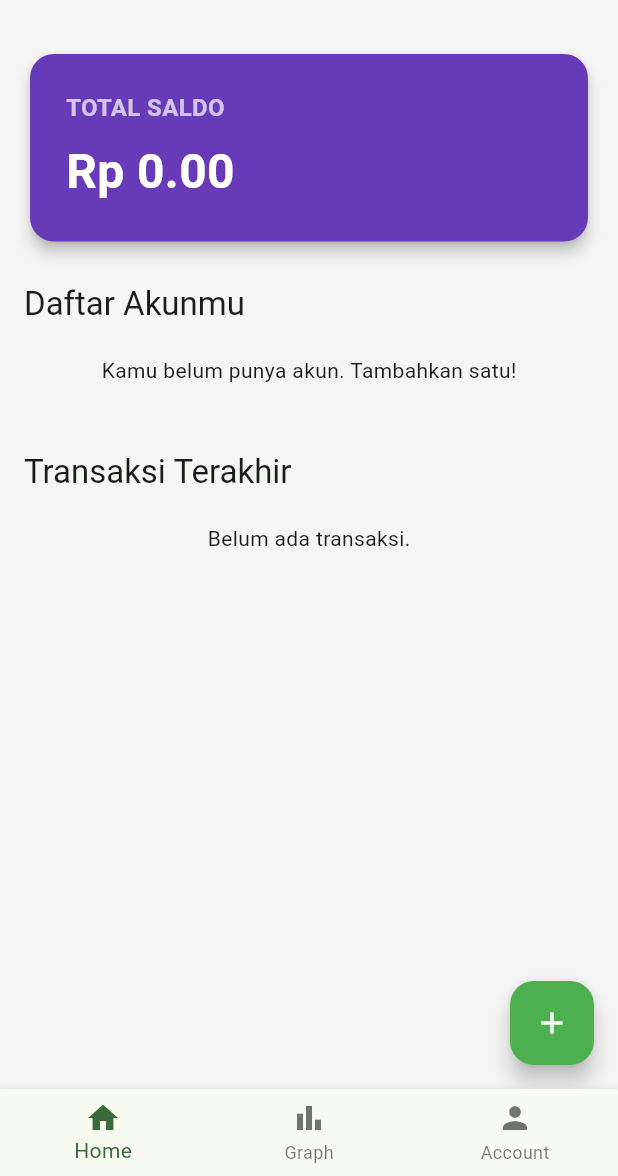
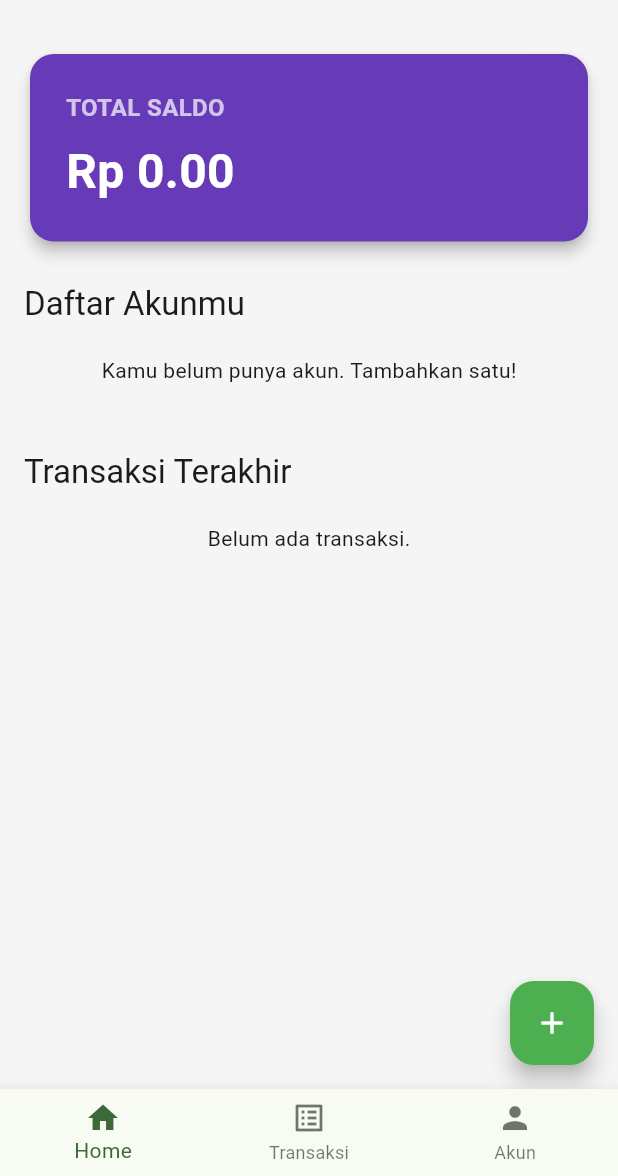
Before and after one commit to firmanfarelrichardo/kantongpintar, a Flutter app: the screen it shows after launch, on a phone screen of 412 x 824 dp, the part 60-1236 px from its top. Run offline on Flutter 3.47's test engine with Material 3 defaults, Android fonts, the phone set to English and light mode, and no system bars; our stand-ins replace device_preview, fl_chart, sqflite; accounts and stored records are empty.

Commit message:
update main screen

```diff
--- a/lib/pages/main_screen.dart
+++ b/lib/pages/main_screen.dart
@@ -1,16 +1,14 @@
 // lib/pages/main_screen.dart
-// (100% Siap Pakai - Menggantikan file lama)
-// Clean Code: Menghapus dependensi service lama.
+// (100% Siap Pakai - Menggantikan GraphPage dengan TransactionListPage)
 
 import 'package:flutter/material.dart';
 import 'package:testflutter/pages/account/account_page.dart';
-import 'package:testflutter/pages/graph/graph_page.dart';
+// Hapus import GraphPage
+// import 'package:testflutter/pages/graph/graph_page.dart';
 import 'package:testflutter/pages/home/home_page.dart';
+// BARU: Import halaman daftar transaksi
+import 'package:testflutter/pages/transaction/transaction_list_page.dart';
 
-/// Ini adalah widget utama yang memegang navigasi (BottomNavigationBar).
-/// Versi baru ini TIDAK LAGI membuat instance PocketService atau TransactionService,
-/// karena setiap halaman sekarang akan mengelola datanya sendiri
-/// melalui Repository.
 class MainScreen extends StatefulWidget {
   const MainScreen({super.key});
 
@@ -21,11 +19,10 @@ class MainScreen extends StatefulWidget {
 class _MainScreenState extends State<MainScreen> {
   int _selectedIndex = 0;
 
-  // Halaman-halaman sekarang dipanggil langsung tanpa parameter service.
-  // Ini adalah arsitektur yang jauh lebih bersih (Loose Coupling).
+  // === UPDATE DAFTAR HALAMAN ===
   final List<Widget> _pages = [
     const HomePage(),
-    const GraphPage(),
+    const TransactionListPage(), // Menggantikan GraphPage
     const AccountPage(),
   ];
 
@@ -38,16 +35,11 @@ class _MainScreenState extends State<MainScreen> {
   @override
   Widget build(BuildContext context) {
     return Scaffold(
-      // Kita memindahkan FloatingActionButton ke dalam setiap halaman (misal HomePage)
-      // agar setiap halaman bisa punya aksinya sendiri.
-      // body: _pages[_selectedIndex],
-
-      // Gunakan IndexedStack agar state setiap halaman (scroll position, dll)
-      // tetap terjaga saat berpindah tab.
       body: IndexedStack(
         index: _selectedIndex,
         children: _pages,
       ),
+      // === UPDATE LABEL NAVIGASI ===
       bottomNavigationBar: BottomNavigationBar(
         items: const <BottomNavigationBarItem>[
           BottomNavigationBarItem(
@@ -55,12 +47,12 @@ class _MainScreenState extends State<MainScreen> {
             label: 'Home',
           ),
           BottomNavigationBarItem(
-            icon: Icon(Icons.bar_chart),
-            label: 'Graph',
+            icon: Icon(Icons.list_alt), // Ganti ikon
+            label: 'Transaksi', // Ganti label
           ),
           BottomNavigationBarItem(
             icon: Icon(Icons.person),
-            label: 'Account',
+            label: 'Akun',
           ),
         ],
         currentIndex: _selectedIndex,
```
